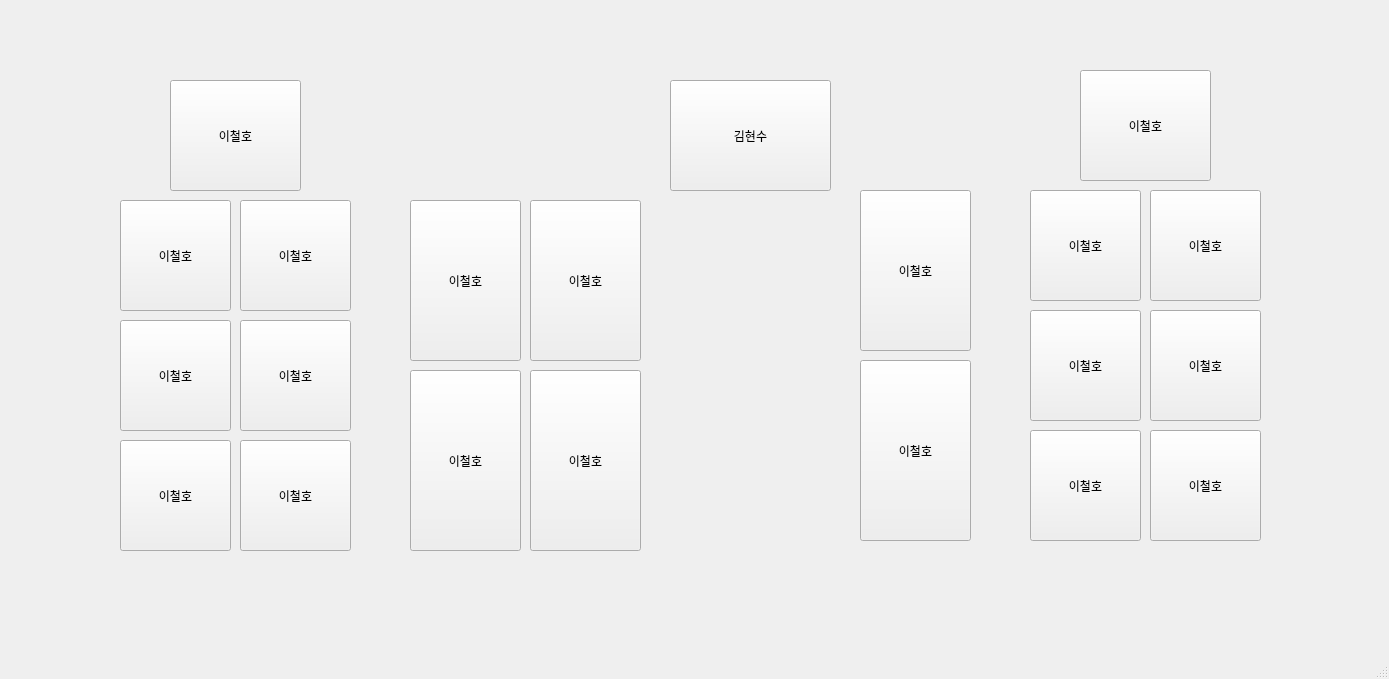
First picture: the form in teacherroom.ui, repository hyun031916/Where_is_teacher, before the edit.
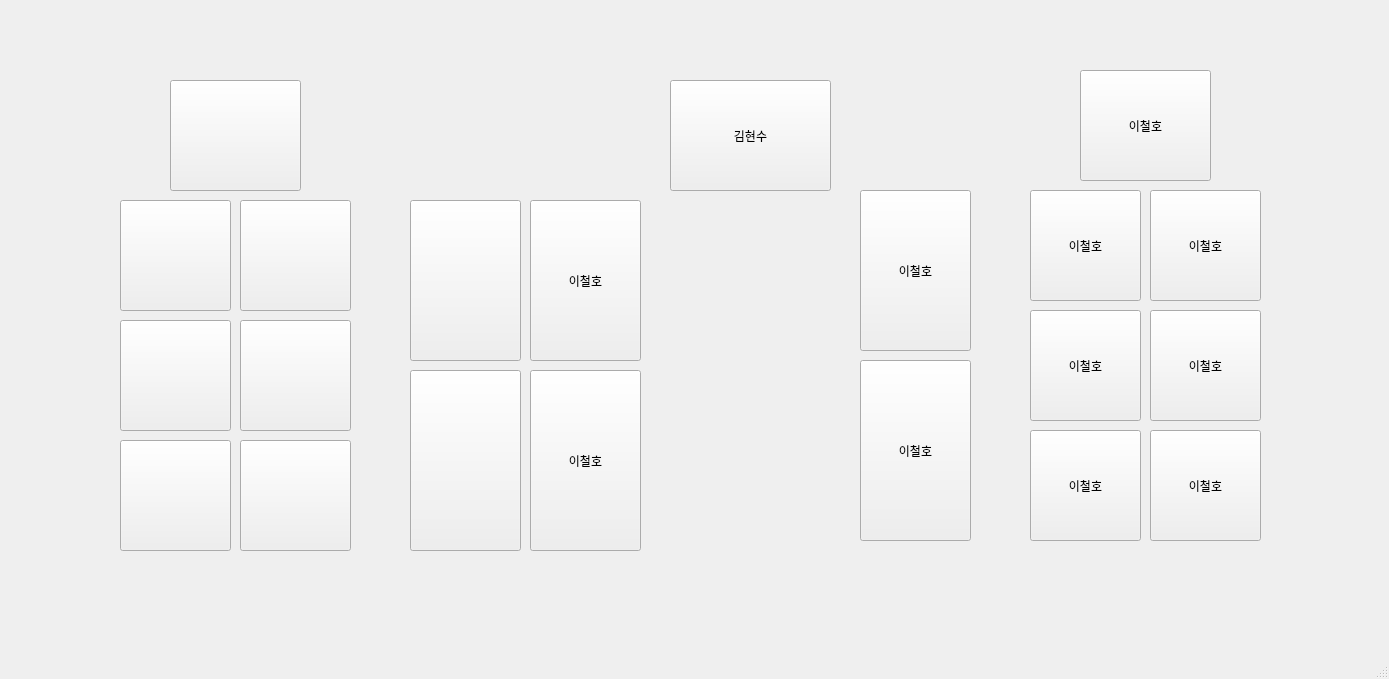
Second picture: the form after the edit.

Commit message: ui 수정

Diff of the .ui file:
```diff
--- a/teacherroom.ui
+++ b/teacherroom.ui
@@ -24,7 +24,7 @@
      </rect>
     </property>
     <property name="text">
-     <string>이철호</string>
+     <string/>
     </property>
    </widget>
    <widget class="QPushButton" name="seat_4">
@@ -37,7 +37,7 @@
      </rect>
     </property>
     <property name="text">
-     <string>이철호</string>
+     <string/>
     </property>
    </widget>
    <widget class="QPushButton" name="seat_3">
@@ -50,7 +50,7 @@
      </rect>
     </property>
     <property name="text">
-     <string>이철호</string>
+     <string/>
     </property>
    </widget>
    <widget class="QPushButton" name="seat_2">
@@ -63,7 +63,7 @@
      </rect>
     </property>
     <property name="text">
-     <string>이철호</string>
+     <string/>
     </property>
    </widget>
    <widget class="QPushButton" name="seat_7">
@@ -76,7 +76,7 @@
      </rect>
     </property>
     <property name="text">
-     <string>이철호</string>
+     <string/>
     </property>
    </widget>
    <widget class="QPushButton" name="seat_5">
@@ -89,7 +89,7 @@
      </rect>
     </property>
     <property name="text">
-     <string>이철호</string>
+     <string/>
     </property>
    </widget>
    <widget class="QPushButton" name="seat_6">
@@ -102,7 +102,7 @@
      </rect>
     </property>
     <property name="text">
-     <string>이철호</string>
+     <string/>
     </property>
    </widget>
    <widget class="QPushButton" name="seat_9">
@@ -115,7 +115,7 @@
      </rect>
     </property>
     <property name="text">
-     <string>이철호</string>
+     <string/>
     </property>
    </widget>
    <widget class="QPushButton" name="seat_8">
@@ -128,7 +128,7 @@
      </rect>
     </property>
     <property name="text">
-     <string>이철호</string>
+     <string/>
     </property>
    </widget>
    <widget class="QPushButton" name="seat_11">
```
The commit also changes 4 other files.
